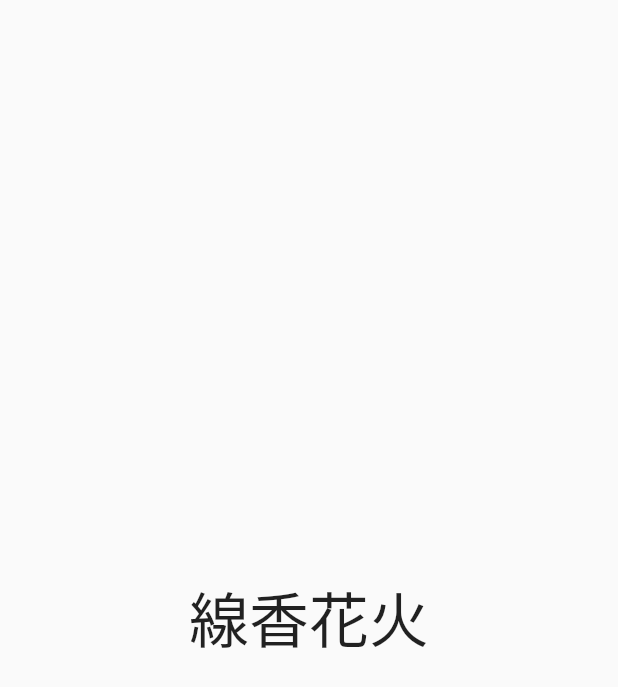
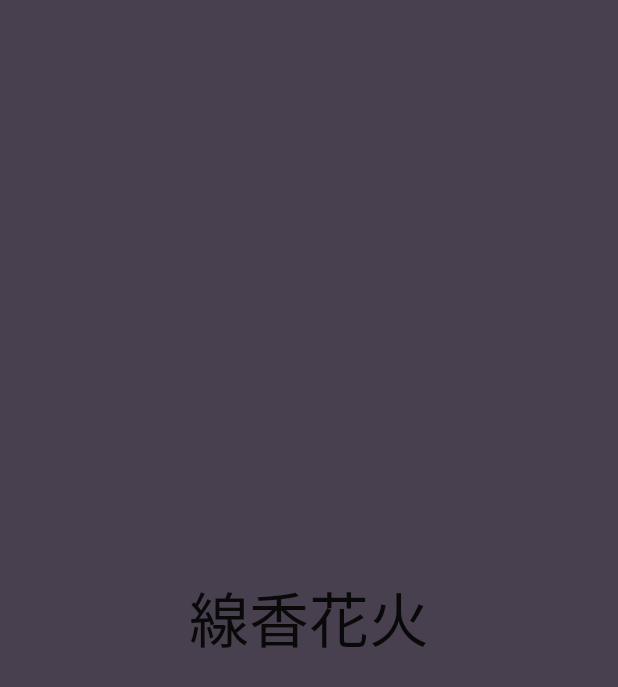
Before and after one commit to noriHanda/spajam_stech_mobile, a Flutter app: the screen it shows after launch, on a phone screen of 412 x 824 dp. Shown: the top 687 px of the screen. Run offline on Flutter 3.47's test engine with Material 2 defaults, Android fonts, the phone set to English and light mode, and no system bars; our stand-ins replace freezed_annotation; Roboto replaces fonts that are missing (AoyagiKouzanFontT).

Commit message:
Change background color

```diff
--- a/lib/main.dart
+++ b/lib/main.dart
@@ -14,6 +14,9 @@ class MyApp extends StatelessWidget {
       title: '線香花火',
       theme: ThemeData(
         fontFamily: 'AoyagiKouzanFontT',
+        scaffoldBackgroundColor: const Color(0xff48404E),
+        primaryColor: const Color(0xff000000),
+
         primarySwatch: Colors.blue,
       ),
       home: const HomeScreen(),
```
